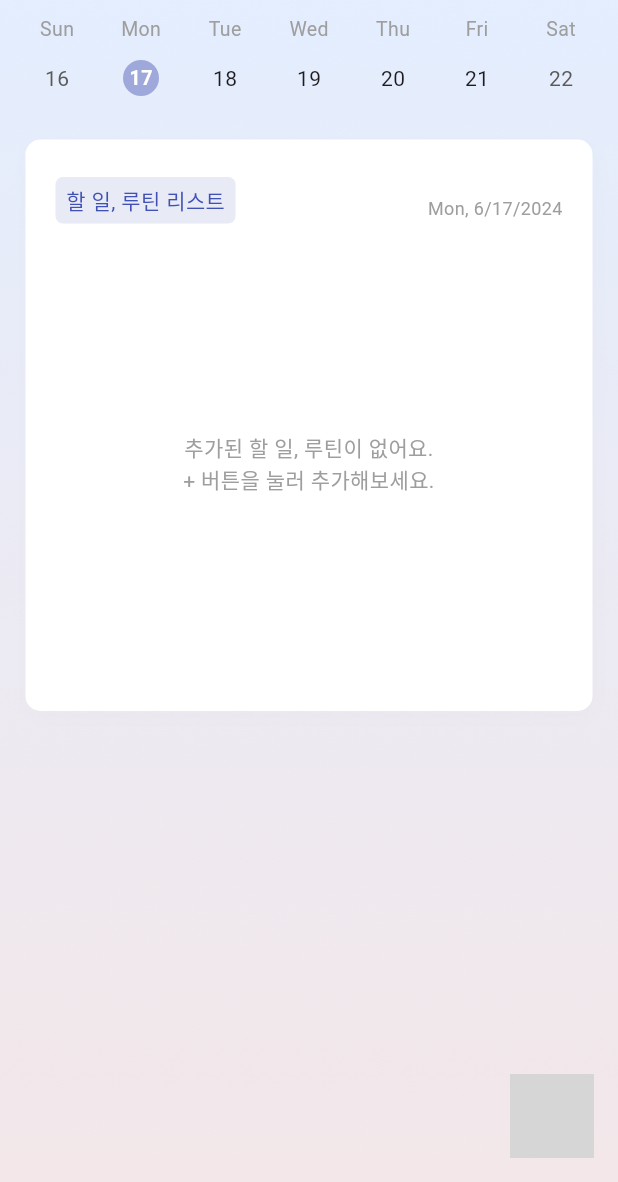
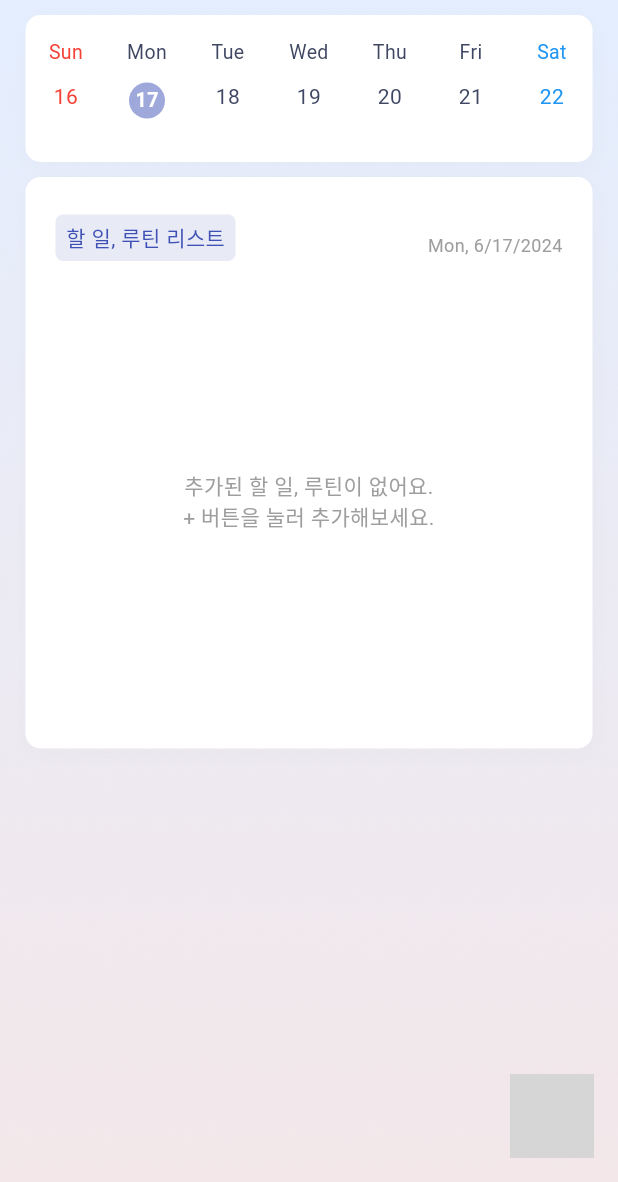
Before and after one commit to kthdd1234/todo-planner-project, a Flutter app: the screen it shows after launch, after a tap on "시작하기", on a phone screen of 412 x 824 dp, the part 54-1236 px from its top. Run offline on Flutter 3.47's test engine with Material 3 defaults, Android fonts, the phone set to English and light mode, and no system bars; drawn by our look-alikes of pull_to_refresh, table_calendar; our stand-ins replace carousel_slider, easy_localization, flutter_speed_dial, flutter_svg, fluttertoast, hive and 4 more; missing offline and left inert: multi_value_listenable_builder; accounts and stored records are empty; Roboto replaces fonts that are missing (IM_Hyemin); grey boxes are pictures that could not be loaded.

Commit message:
- 캘린더 흰 배경 추가 - 할 일 / 루틴 내일로 미루기 기능 추가 - 할 일 / 루틴 연속 추가 기능 추가

```diff
--- a/lib/common/CommonAppBar.dart
+++ b/lib/common/CommonAppBar.dart
@@ -1,16 +1,12 @@
 // ignore_for_file: use_build_context_synchronously
-import 'dart:developer';
-
 import 'package:easy_localization/easy_localization.dart';
-import 'package:flutter/cupertino.dart';
 import 'package:flutter/material.dart';
-import 'package:flutter/widgets.dart';
 import 'package:project/common/CommonCircle.dart';
+import 'package:project/common/CommonContainer.dart';
 import 'package:project/common/CommonNull.dart';
 import 'package:project/common/CommonSpace.dart';
 import 'package:project/common/CommonSvgButton.dart';
 import 'package:project/common/CommonSvgText.dart';
-import 'package:project/common/CommonTag.dart';
 import 'package:project/common/CommonText.dart';
 import 'package:project/model/task_box/task_box.dart';
 import 'package:project/model/user_box/user_box.dart';
@@ -44,14 +40,8 @@
 
     return Column(
       children: [
-        AppBarTitle(
-          locale: locale,
-          calendarFormat: calendarFormat,
-        ),
-        AppBarCalendar(
-          locale: locale,
-          calendarFormat: calendarFormat,
-        ),
+        AppBarTitle(locale: locale, calendarFormat: calendarFormat),
+        AppBarCalendar(locale: locale, calendarFormat: calendarFormat),
       ],
     );
   }
@@ -205,11 +195,11 @@
     List<ColorClass?> colorList = [];
 
     for (var taskBox in onTasList(calendarDateTime)) {
-      if (colorList.length == 6) break;
+      if (colorList.length == 9) break;
       colorList.add(getColorClass(taskBox.colorName));
     }
 
-    while (colorList.length < 6) {
+    while (colorList.length < 9) {
       colorList.add(null);
     }
 
@@ -228,13 +218,17 @@
       );
     }
 
-    return Column(
-      mainAxisAlignment: MainAxisAlignment.end,
-      children: [
-        wRow(colorList.sublist(0, 3)),
-        CommonSpace(height: 2),
-        wRow(colorList.sublist(3, 6)),
-      ],
+    return Padding(
+      padding: const EdgeInsets.only(top: 40),
+      child: ListView(
+        children: [
+          wRow(colorList.sublist(0, 3)),
+          CommonSpace(height: 2),
+          wRow(colorList.sublist(3, 6)),
+          CommonSpace(height: 2),
+          wRow(colorList.sublist(6, 9)),
+        ],
+      ),
     );
   }
 
@@ -248,8 +242,6 @@
               alignment: Alignment.topCenter,
               child: SingleChildScrollView(
                 child: Column(
-                  mainAxisAlignment: MainAxisAlignment.start,
-                  crossAxisAlignment: CrossAxisAlignment.start,
                   children: taskList
                       .map(
                         (task) => IntrinsicHeight(
@@ -317,6 +309,38 @@
     );
   }
 
+  Widget? dowBuilder(BuildContext context, DateTime weekNumber) {
+    String locale = context.locale.toString();
+    Color color = weekNumber.weekday == 6
+        ? blue.original
+        : weekNumber.weekday == 7
+            ? red.original
+            : textColor;
+
+    return CommonText(
+      text: eFormatter(locale: locale, dateTime: weekNumber),
+      color: color,
+      fontSize: 13,
+    );
+  }
+
+  Widget? defaultBuilder(BuildContext btx, DateTime dateTime, _) {
+    Color color = dateTime.weekday == 6
+        ? blue.original
+        : dateTime.weekday == 7
+            ? red.original
+            : textColor;
+
+    return SizedBox(
+      child: Column(
+        children: [
+          CommonSpace(height: 13.5),
+          CommonText(text: '${dateTime.day}', color: color),
+        ],
+      ),
+    );
+  }
+
   @override
   Widget build(BuildContext context) {
     DateTime selectedDateTime =
@@ -324,13 +348,15 @@
     bool isMonth = widget.calendarFormat == CalendarFormat.month;
 
     return Padding(
-      padding: const EdgeInsets.only(bottom: 15),
-      child: SizedBox(
+      padding: const EdgeInsets.only(bottom: 10),
+      child: CommonContainer(
+        innerPadding: const EdgeInsets.symmetric(vertical: 15),
+        outerPadding: const EdgeInsets.symmetric(horizontal: 7),
         height: isMonth ? MediaQuery.of(context).size.height / 1.3 : null,
         child: TableCalendar(
           locale: widget.locale,
           shouldFillViewport: isMonth,
-          // startingDayOfWeek: StartingDayOfWeek.monday,
+          // startingDayOfWeek: StartingDayOfWeek.monday
           calendarStyle: CalendarStyle(
             cellMargin: const EdgeInsets.all(14),
             cellAlignment: isMonth ? Alignment.topCenter : Alignment.center,
@@ -345,13 +371,12 @@
             ),
           ),
           calendarBuilders: CalendarBuilders(
+            defaultBuilder: defaultBuilder,
+            dowBuilder: dowBuilder,
             markerBuilder: isMonth ? barBuilder : stickerBuilder,
             todayBuilder: isMonth ? todayBuilder : null,
           ),
-          daysOfWeekStyle: const DaysOfWeekStyle(
-            weekdayStyle: TextStyle(color: Colors.grey, fontSize: 13),
-            weekendStyle: TextStyle(color: Colors.grey, fontSize: 13),
-          ),
+
           headerVisible: false,
           firstDay: DateTime.utc(2000, 1, 1),
           lastDay: DateTime.utc(3000, 1, 1),
--- a/lib/common/CommonContainer.dart
+++ b/lib/common/CommonContainer.dart
@@ -10,25 +10,24 @@
     this.color,
     this.radius,
     this.onTap,
+    this.height,
   });
 
   Widget child;
   Color? color;
-  double? radius, outerPadding;
-  EdgeInsets? innerPadding;
+  double? radius, height;
+  EdgeInsets? innerPadding, outerPadding;
   Function()? onTap;
 
   @override
   Widget build(BuildContext context) {
     return Padding(
-      padding: outerPadding != null
-          ? EdgeInsets.fromLTRB(outerPadding!, 0, outerPadding!, outerPadding!)
-          : const EdgeInsets.all(0.0),
+      padding: outerPadding ?? const EdgeInsets.all(0),
       child: GestureDetector(
         onTap: onTap,
         child: Container(
           width: MediaQuery.of(context).size.width,
-          height: null,
+          height: height,
           padding: innerPadding ?? const EdgeInsets.all(15),
           decoration: BoxDecoration(
               color: color ?? Colors.white,
--- a/lib/common/CommonText.dart
+++ b/lib/common/CommonText.dart
@@ -16,6 +16,8 @@
     this.textAlign,
     this.overflow,
     this.softWrap,
+    this.decoration,
+    this.decorationColor,
   });
 
   String text;
@@ -27,6 +29,8 @@
   TextAlign? textAlign;
   TextOverflow? overflow;
   bool? softWrap;
+  TextDecoration? decoration;
+  Color? decorationColor;
   Function()? onTap;
 
   @override
@@ -40,6 +44,8 @@
         fontSize: fontSize,
         fontWeight: isBold == true ? FontWeight.bold : FontWeight.w400,
         overflow: overflow,
+        decoration: decoration,
+        decorationColor: decorationColor,
       ),
     );
 
--- a/lib/util/final.dart
+++ b/lib/util/final.dart
@@ -203,8 +203,6 @@
   pink,
   green,
   teal,
-  cyan,
-  lime,
   blue,
   brown,
   orange,
@@ -250,19 +248,16 @@
 
 final calendarFormatInfo = {
   CalendarFormat.week.toString(): CalendarFormat.week,
-  CalendarFormat.twoWeeks.toString(): CalendarFormat.twoWeeks,
   CalendarFormat.month.toString(): CalendarFormat.month,
 };
 
 final availableCalendarFormats = {
   CalendarFormat.week: 'week',
-  CalendarFormat.twoWeeks: 'twoWeeks',
   CalendarFormat.month: 'month',
 };
 
 const nextCalendarFormats = {
-  CalendarFormat.week: CalendarFormat.twoWeeks,
-  CalendarFormat.twoWeeks: CalendarFormat.month,
+  CalendarFormat.week: CalendarFormat.month,
   CalendarFormat.month: CalendarFormat.week
 };
 
--- a/lib/widget/container/MemoContainer.dart
+++ b/lib/widget/container/MemoContainer.dart
@@ -127,7 +127,7 @@
     return isMemo
         ? CommonContainer(
             innerPadding: const EdgeInsets.all(15),
-            outerPadding: 7,
+            outerPadding: EdgeInsets.fromLTRB(7, 0, 7, 7),
             child: Column(
               crossAxisAlignment: CrossAxisAlignment.start,
               children: [
--- a/lib/widget/modalSheet/ColorModalSheet.dart
+++ b/lib/widget/modalSheet/ColorModalSheet.dart
@@ -18,9 +18,10 @@
     return CommonModalSheet(
       title: '색상',
       isBack: true,
-      height: 400,
+      height: 330,
       child: CommonContainer(
-        child: Center(
+        child: Padding(
+          padding: const EdgeInsets.only(top: 10),
           child: ColorGridView(
             selectedColorName: selectedColorName,
             onTap: onTap,
```
Also changed, not shown: lib/body/TaskBody.dart (+0 -21 lines), lib/page/memoSettingPage.dart (+16 -4 lines), lib/widget/container/TaskContainer.dart (+30 -22 lines), lib/widget/modalSheet/TaskSettingModalSheet.dart (+17 -8 lines), lib/widget/popup/MarkPopup.dart (+56 -12 lines).
